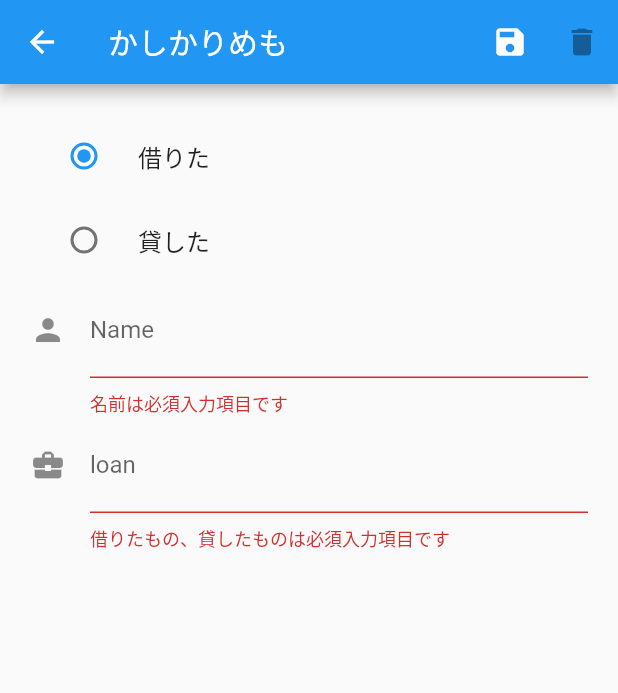
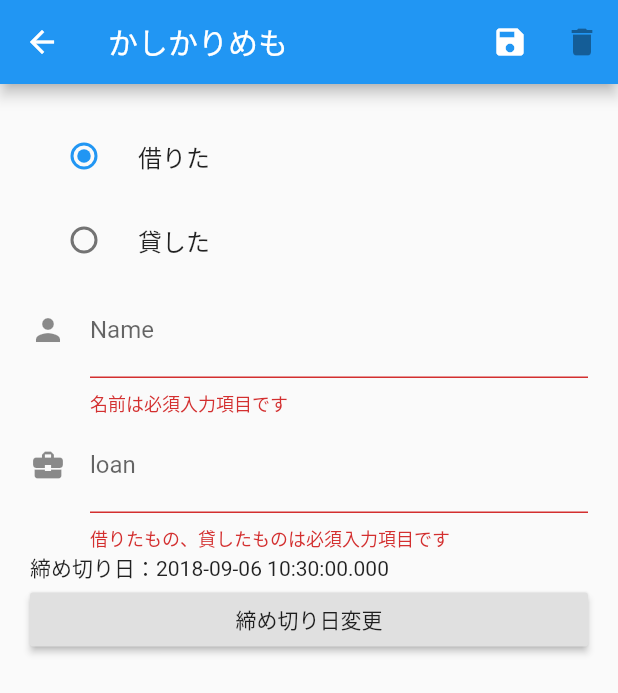
Before and after one commit to kuroponzu/Flutter_App_test, a Flutter app: the InputForm screen opened directly, after a tap on the "save" icon, on a phone screen of 412 x 824 dp. Shown: the top 693 px of the screen. Run offline on Flutter 3.47's test engine with Material 2 defaults, Android fonts, the phone set to English and light mode, and no system bars; our stand-ins replace cloud_firestore; accounts and stored records are empty.

Commit message:
機能完成

```diff
--- a/lib/main.dart
+++ b/lib/main.dart
@@ -1,5 +1,7 @@
 import 'package:flutter/material.dart';
 import 'package:cloud_firestore/cloud_firestore.dart';
+import 'dart:async';
+
 
 void main() => runApp(new MyApp());
 
@@ -20,37 +22,66 @@ class InputForm extends StatefulWidget {
   _MyInputFormState createState() => new _MyInputFormState();
 }
 class _formData {
+  String lendorrent;
   String user;
   String loan;
+  DateTime date;
 }
+
+
 class _MyInputFormState extends State<InputForm> {
   final GlobalKey<FormState> _formKey = new GlobalKey<FormState>();
-
+  _formData _data = new _formData();
  // var _myController = TextEditingController();
  // var _myController2 = TextEditingController();
   String lendorrent = "rent";
-  var name;
-  var loan;
-
-  _formData _data = new _formData();
   bool deleteFlg;
-
+  DateTime date = new DateTime.now();
+  var change_Flg = 0;
+  var lendorrent_Flg = 0;
 
   void _setLendorRent(String value){
     setState(() {
       lendorrent = value;
     });
+  }
+
+  Future <Null> _selectTime(BuildContext context) async {
+    final DateTime picked = await showDatePicker(
+        context: context,
+        initialDate: date,
+        firstDate: new DateTime(2018),
+        lastDate: new DateTime(2020)
+    );
+
+    if(picked != null && picked != date){
+      setState(() {
+        date = picked;
+        change_Flg = 1;
+        print(picked);
+        print(date);
+      });
     }
+  }
 
   @override
   Widget build(BuildContext context) {
     var _mainReference;
     if (this.widget.docs != null) {
+      if(lendorrent_Flg == 0 && widget.docs['lendorrent'].toString() == "lend"){
+        lendorrent = "lend";
+        lendorrent_Flg = 1;
+      }
       _data.user = widget.docs['name'];
       _data.loan = widget.docs['loan'];
+      print(date);
+      if(change_Flg == 0) {
+        date = widget.docs['date'];
+      }
       _mainReference = Firestore.instance.collection('promise').document(widget.docs.documentID);
       deleteFlg = true;
     } else {
+      _data.lendorrent = "";
       _data.user = "";
       _data.loan = "";
       _mainReference = Firestore.instance.collection('promise').document();
@@ -66,13 +97,18 @@ class _MyInputFormState extends State<InputForm> {
             IconButton(
               icon: Icon(Icons.save),
               onPressed: () {
+                _data.lendorrent = lendorrent;
+                _data.date = date;
                 if (this._formKey.currentState.validate()) {
                   _formKey.currentState.save();
                   _mainReference.setData(
-                      { 'name': _data.user, 'loan': _data.loan});
+                      { 'lendorrent':_data.lendorrent ,'name': _data.user,
+                        'loan': _data.loan,'date':_data.date});
                   Navigator.pop(context);
                   print('User: ${_data.user}');
                   print('Loan: ${_data.loan}');
+                  print('lendorrent:${_data.lendorrent}');
+                  print('date:${_data.date}');
                 }
               },
             ),
@@ -149,6 +185,13 @@ class _MyInputFormState extends State<InputForm> {
                         },
                         initialValue: _data.loan,
                       ),
+                       new Text("締め切り日：${date.toString()}"),
+                       new RaisedButton(
+                           child: new Text("締め切り日変更"),
+                           onPressed: (){_selectTime(context);}
+                       ),
+
+
                       ],
                 ),
             ),
@@ -173,9 +216,6 @@ class _List extends StatelessWidget {
           child: new StreamBuilder<QuerySnapshot>(
               stream: Firestore.instance.collection('promise').snapshots(),
               builder: (BuildContext context,AsyncSnapshot<QuerySnapshot> snapshot) {
-                //print(snapshot);
-                //print(snapshot.hasData);
-                //print(snapshot.error);
                 if (!snapshot.hasData) return const Text('Loading...');
                 return new ListView.builder(
                   scrollDirection: Axis.vertical,
@@ -186,7 +226,6 @@ class _List extends StatelessWidget {
                     _buildListItem(context, snapshot.data.documents[index]),
                 );
               }
-
           ),
         ),
       ),
```
